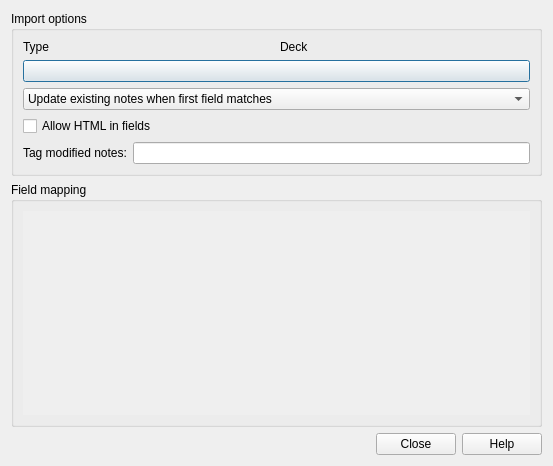
Qt form qt/aqt/forms/importing.ui (ankitects/anki) before a commit.
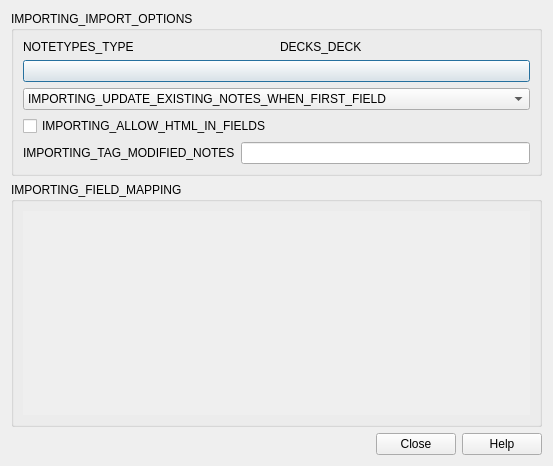
The same form after that commit. Custom widgets are drawn as their Qt base class.

What changed in the file:
```diff
--- a/qt/aqt/forms/importing.ui
+++ b/qt/aqt/forms/importing.ui
@@ -17,7 +17,7 @@
    <item>
     <widget class="QGroupBox" name="groupBox">
      <property name="title">
-      <string>Import options</string>
+      <string>IMPORTING_IMPORT_OPTIONS</string>
      </property>
      <layout class="QVBoxLayout" name="toplayout">
       <item>
@@ -31,14 +31,14 @@
         <item row="0" column="0">
          <widget class="QLabel" name="label">
           <property name="text">
-           <string>Type</string>
+           <string>NOTETYPES_TYPE</string>
           </property>
          </widget>
         </item>
         <item row="0" column="2">
          <widget class="QLabel" name="label_2">
           <property name="text">
-           <string>Deck</string>
+           <string>DECKS_DECK</string>
           </property>
          </widget>
         </item>
@@ -55,7 +55,7 @@
        <widget class="QComboBox" name="importMode">
         <item>
          <property name="text">
-          <string>Update existing notes when first field matches</string>
+          <string>IMPORTING_UPDATE_EXISTING_NOTES_WHEN_FIRST_FIELD</string>
          </property>
         </item>
         <item>
@@ -73,7 +73,7 @@
       <item>
        <widget class="QCheckBox" name="allowHTML">
         <property name="text">
-         <string>Allow HTML in fields</string>
+         <string>IMPORTING_ALLOW_HTML_IN_FIELDS</string>
         </property>
        </widget>
       </item>
@@ -82,7 +82,7 @@
         <item>
          <widget class="QLabel" name="tagModifiedLabel">
           <property name="text">
-           <string>Tag modified notes:</string>
+           <string>IMPORTING_TAG_MODIFIED_NOTES</string>
           </property>
          </widget>
         </item>
@@ -103,7 +103,7 @@
       </sizepolicy>
      </property>
      <property name="title">
-      <string>Field mapping</string>
+      <string>IMPORTING_FIELD_MAPPING</string>
      </property>
      <layout class="QVBoxLayout" name="verticalLayout_2">
       <item>
```
Left out of the diff: 6 changed lines with no effect on the pictures.
